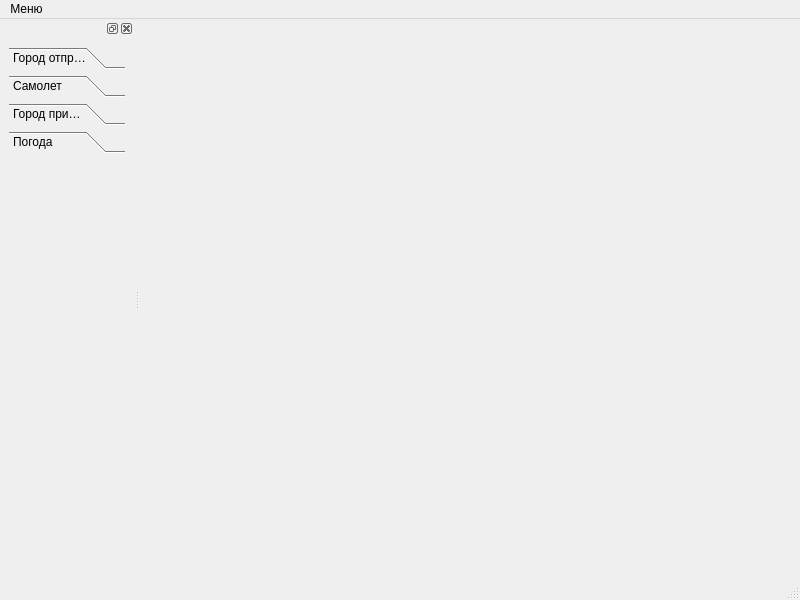
Before: the Qt Designer form mainwindow.ui in Shtrulpex/Aircontrol, drawn with Qt 5.
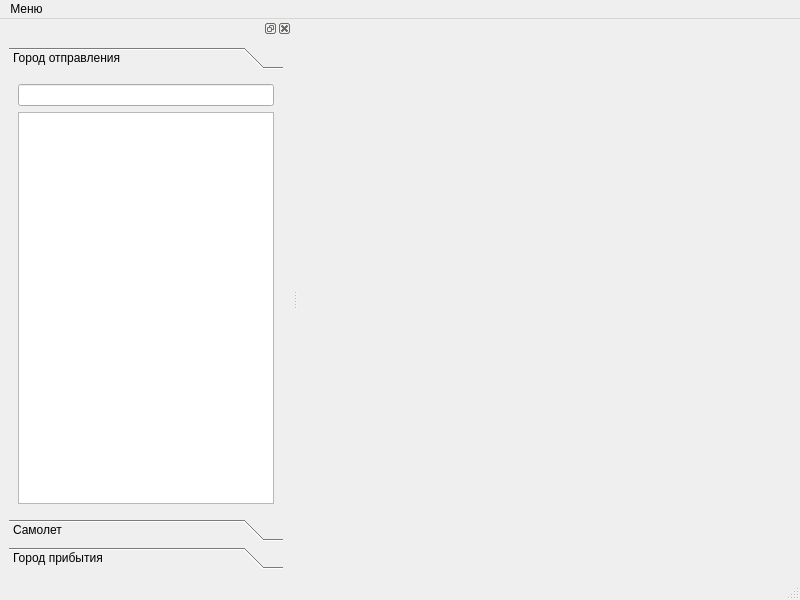
After: the same form once the commit is applied. The open tabs and pages were chosen to show the change.

What changed in the file:
```diff
--- a/mainwindow.ui
+++ b/mainwindow.ui
@@ -54,8 +54,8 @@
          <rect>
           <x>0</x>
           <y>0</y>
-          <width>325</width>
-          <height>395</height>
+          <width>276</width>
+          <height>426</height>
          </rect>
         </property>
         <attribute name="label">
@@ -136,19 +136,6 @@
          </item>
         </layout>
        </widget>
-       <widget class="QWidget" name="page_4">
-        <property name="geometry">
-         <rect>
-          <x>0</x>
-          <y>0</y>
-          <width>325</width>
-          <height>395</height>
-         </rect>
-        </property>
-        <attribute name="label">
-         <string>Погода</string>
-        </attribute>
-       </widget>
       </widget>
      </item>
     </layout>
```
Left out of the diff: 8 changed lines with no effect on the pictures.
